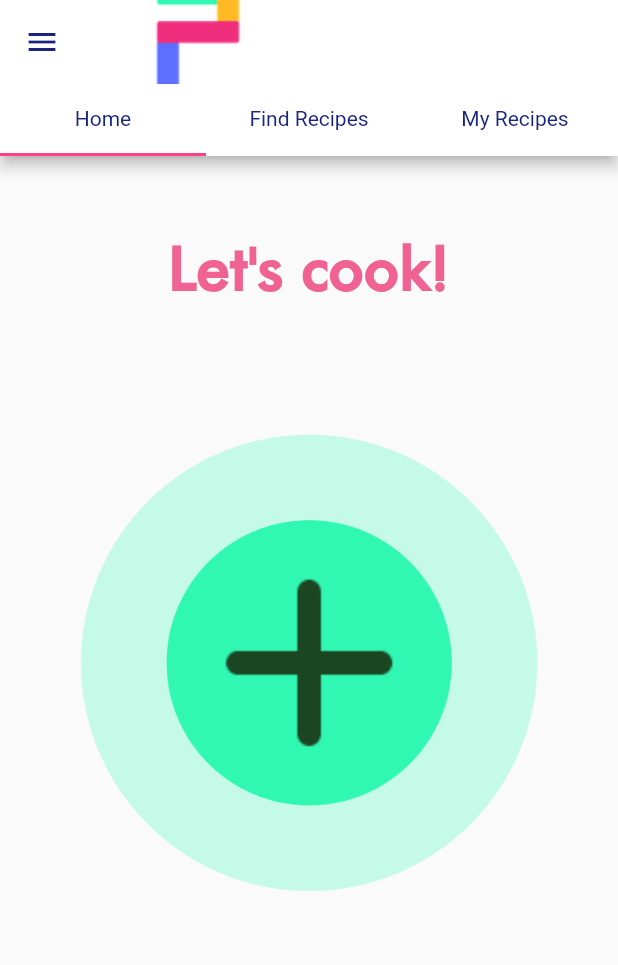
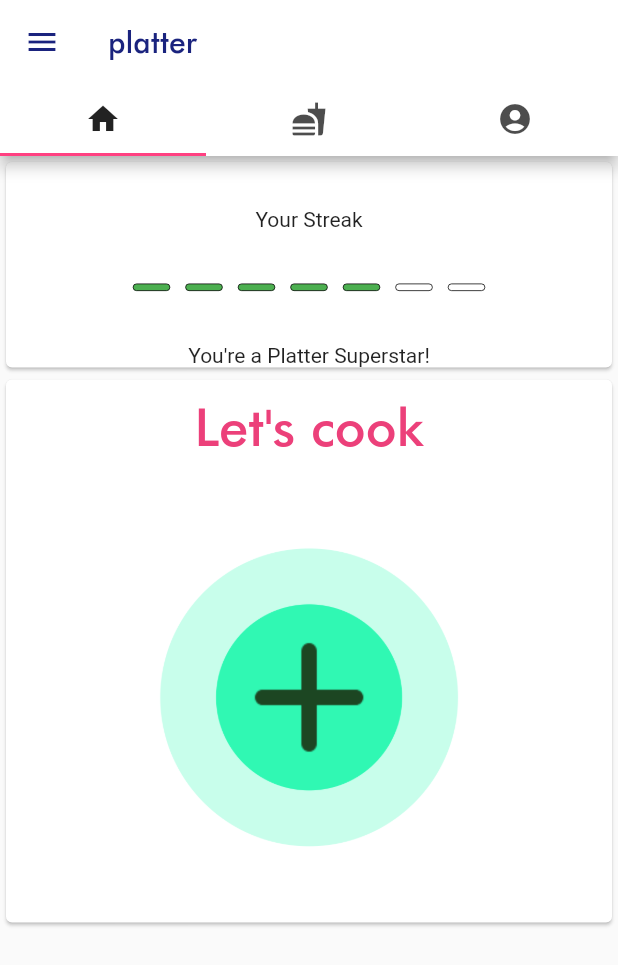
Before and after one commit to shyguywill/Platter-Flutter, a Flutter app: the screen it shows after launch, on a phone screen of 412 x 824 dp. Shown: the top 965 px of the screen. Run offline on Flutter 3.47's test engine with Material 2 defaults, Android fonts, the phone set to English and light mode, and no system bars.

Commit message:
Change layout and add Login page

```diff
--- a/lib/Controller/recipe_list_table.dart
+++ b/lib/Controller/recipe_list_table.dart
@@ -56,6 +56,7 @@ class _RecipeTable extends State<RecipeTable> {
                 Container(
                   child: ListTile(
                     onTap: (){
+
                       print ("Ive been tapped");
                     },
                   ),
--- a/lib/View/start_page.dart
+++ b/lib/View/start_page.dart
@@ -1,7 +1,6 @@
 import 'package:flutter/material.dart';
 
-
-class StartPage extends StatelessWidget{
+class StartPage extends StatelessWidget {
 
 
   @override
@@ -9,25 +8,150 @@ class StartPage extends StatelessWidget{
     // TODO: implement build
     return ListView(
       children: <Widget>[
-        Center(child:
-        Container(
-          padding: EdgeInsets.symmetric(vertical: 50,horizontal: 30),
-          child:
-        Text("Let's cook!",
-        style: TextStyle(
-          fontSize: 40,
-          color: Colors.pink[300],
-          fontFamily: "Futura",
-          fontWeight: FontWeight.w700,
-        ),),),),
-        FlatButton(
-          onPressed: (){
-            Navigator.pushNamed(context, "/pantry");
-          },
-          child: Image.asset("assets/go.png",
-          scale: 1,),
+        Card(
+          child: Column(
+            children: <Widget>[
+              Center(
+                child: Container(
+                  padding: EdgeInsets.symmetric(vertical: 30, horizontal: 30),
+                  child: Text("Your Streak"),
+                ),
+              ),
+              Container(
+                padding: EdgeInsets.only(bottom: 30),
+                child: _buildStreak(5),
+              ),
+              Text("You're a Platter Superstar!")
+            ],
+          ),
+        ),
+        Card(
+          child: Column(
+            children: <Widget>[
+              Container(
+                padding: EdgeInsets.all(10),
+                child: Text(
+                  "Let's cook",
+                  style: TextStyle(fontFamily: "Futura", fontSize: 35,
+                  color: Colors.pink[400]),
+                ),
+              ),
+
+              Container(
+                padding: EdgeInsets.all(10),
+                height: 300,
+                width: 300,
+                child: FlatButton(
+                  onPressed: () {
+                    Navigator.pushNamed(context, "/search");
+                  },
+                  child: Image.asset("assets/go.png"),
+                ),
+              )
+            ],
+          ),
         )
       ],
     );
   }
 }
+
+Widget _buildStreak(int streak) {
+  print("Rendering");
+  var streakNumber = streak;
+
+  Color _boxColor() {
+    print("Getting colour");
+    if (streakNumber >= 1) {
+      print("Streak greater than one");
+      streakNumber = (streakNumber - 1);
+
+      return Colors.green;
+    }
+    print("Streak less than one");
+    return Colors.white;
+  }
+
+  return Row(
+    mainAxisAlignment: MainAxisAlignment.center,
+    children: <Widget>[
+      Container(
+        margin: EdgeInsets.all(5),
+        height: 5,
+        width: 25,
+        child: DecoratedBox(
+          decoration: BoxDecoration(
+              border: Border.all(width: 0.5),
+              color: _boxColor(),
+              borderRadius: BorderRadius.circular(5)),
+        ),
+      ),
+      Container(
+        margin: EdgeInsets.all(5),
+        height: 5,
+        width: 25,
+        child: DecoratedBox(
+          decoration: BoxDecoration(
+              border: Border.all(width: 0.5),
+              color: _boxColor(),
+              borderRadius: BorderRadius.circular(5)),
+        ),
+      ),
+      Container(
+        margin: EdgeInsets.all(5),
+        height: 5,
+        width: 25,
+        child: DecoratedBox(
+          decoration: BoxDecoration(
+              border: Border.all(width: 0.5),
+              color: _boxColor(),
+              borderRadius: BorderRadius.circular(5)),
+        ),
+      ),
+      Container(
+        margin: EdgeInsets.all(5),
+        height: 5,
+        width: 25,
+        child: DecoratedBox(
+          decoration: BoxDecoration(
+              border: Border.all(width: 0.5),
+              color: _boxColor(),
+              borderRadius: BorderRadius.circular(5)),
+        ),
+      ),
+      Container(
+        margin: EdgeInsets.all(5),
+        height: 5,
+        width: 25,
+        child: DecoratedBox(
+          decoration: BoxDecoration(
+              border: Border.all(width: 0.5),
+              color: _boxColor(),
+              borderRadius: BorderRadius.circular(5)),
+        ),
+      ),
+      Container(
+        margin: EdgeInsets.all(5),
+        height: 5,
+        width: 25,
+        child: DecoratedBox(
+          decoration: BoxDecoration(
+              border: Border.all(width: 0.5),
+              color: _boxColor(),
+              borderRadius: BorderRadius.circular(5)),
+        ),
+      ),
+      Container(
+        margin: EdgeInsets.all(5),
+        height: 5,
+        width: 25,
+        child: DecoratedBox(
+          decoration: BoxDecoration(
+              border: Border.all(width: 0.5),
+              color: _boxColor(),
+              borderRadius: BorderRadius.circular(5)),
+        ),
+      )
+    ],
+  );
+}
--- a/lib/home.dart
+++ b/lib/home.dart
@@ -2,9 +2,12 @@ import 'package:flutter/material.dart';
 
 import "./View/start_page.dart";
 import "./View/my_recipes.dart";
-import './View/search_recipes.dart';
+import './View/auth.dart';
+
 
 class Home extends StatelessWidget {
+
+
 
 
 
@@ -18,24 +21,29 @@ class Home extends StatelessWidget {
           iconTheme: IconThemeData(
             color: Theme.of(context).accentColor
           ),
-          title: Image.asset("assets/logo.png"),
+          title: Text("platter",style: TextStyle(
+            color: Theme.of(context).accentColor,
+            fontFamily: "Futura"
+          ),),
           bottom: TabBar(
             indicatorColor: Colors.pinkAccent,
             tabs: <Widget>[
               Tab(
-                child: buildTabname(1),
+                icon: Icon(Icons.home),
+
               ),
               Tab(
-                child: buildTabname(2),
+                icon: Icon(Icons.fastfood),
+
               ),
               Tab(
-                child: buildTabname(3),
-              ),
+                icon: Icon(Icons.account_circle),
+              )
             ],
           ),
         ),
         body: TabBarView(
-          children: <Widget>[StartPage(), SearchRecipes(), MyRecipes()],
+          children: <Widget>[StartPage(), MyRecipes(), Auth()],
         ),
       ),
     );
@@ -46,22 +54,22 @@ class Home extends StatelessWidget {
   }
 }
 
-Widget buildTabname(int tab) {
-  String tabName;
+// Widget buildTabname(int tab) {
+//   String tabName;
 
-  if (tab == 1) {
-    tabName = "Home";
-  }
-  if (tab == 2) {
-    tabName = "Find Recipes";
-  }
-  if (tab == 3) {
-    tabName = "My Recipes";
-  }
+//   if (tab == 1) {
+//     tabName = "Home";
+//   }
+//   if (tab == 2) {
+//     tabName = "Find Recipes";
+//   }
+//   if (tab == 3) {
+//     tabName = "My Recipes";
+//   }
 
-  return Text(tabName,
-  style: TextStyle(
-    color: Colors.indigo[900],
+//   return Text(tabName,
+//   style: TextStyle(
+//     color: Colors.indigo[900],
 
-  ),);
-}
+//   ),);
+// }
--- a/lib/main.dart
+++ b/lib/main.dart
@@ -1,7 +1,7 @@
 import 'package:flutter/material.dart';
 import './home.dart';
 
-import './View/pantry_list.dart';
+import "./View/list_and_search.dart";
 
 main() => runApp(MyApp());
 
@@ -42,9 +42,9 @@ class _MyApp extends State<MyApp>{
         primaryColor: Colors.white,
         accentColor: Colors.indigo[900],
       ),
-      home: Home(),
       routes: {
-        "/pantry":(context) => Pantry(pantryIngredients,addIngredient,deleteIngredient)
+        "/":(context) => Home(),
+        "/search":(context) => SearchList(pantryIngredients,addIngredient,deleteIngredient)
       },
 
     );
```
Also changed, not shown: lib/Controller/pantry_list_table.dart (+45 -8 lines), lib/View/auth.dart (added, +24 -0 lines), lib/View/list_and_search.dart (added, +49 -0 lines), lib/View/pantry_list.dart (+5 -47 lines).
